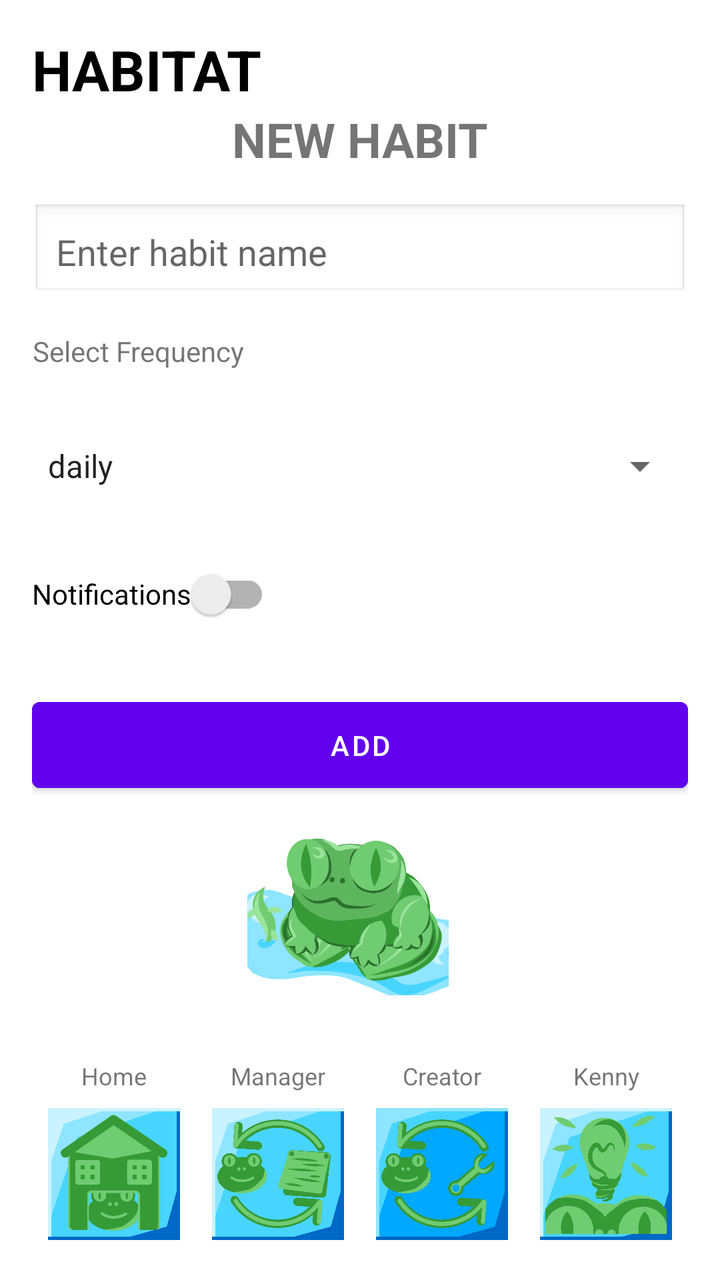
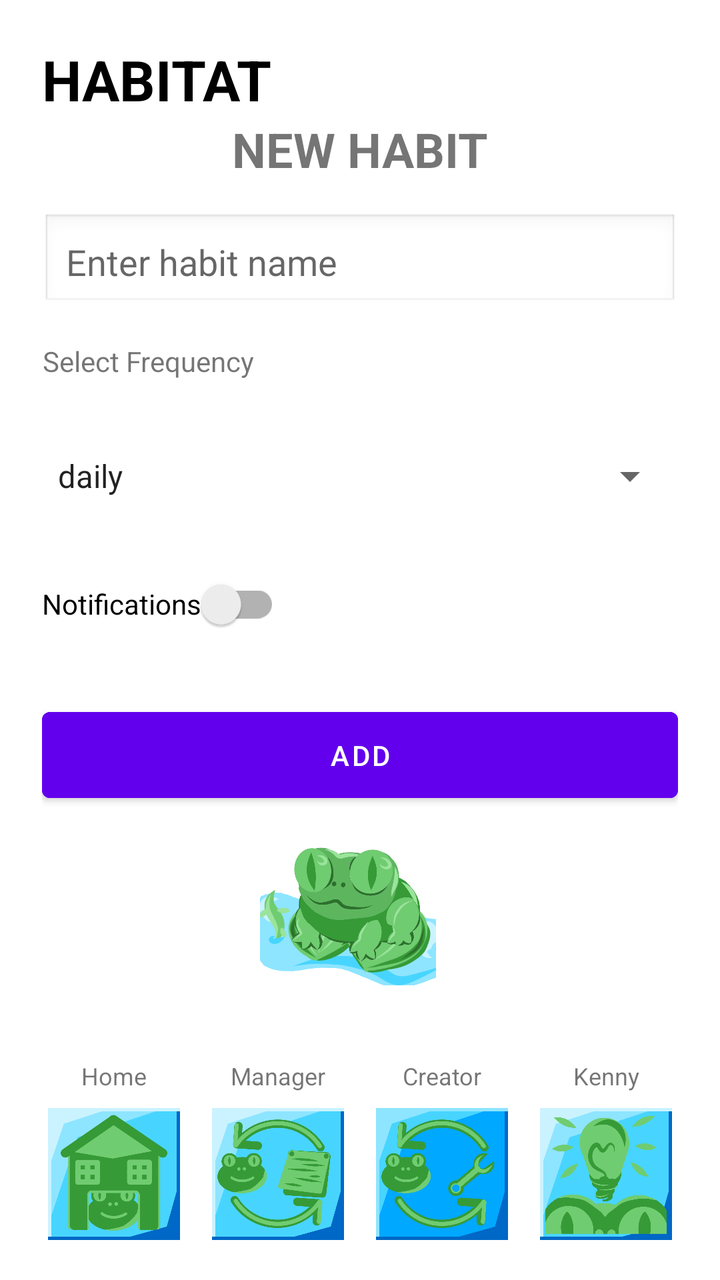

Two renders of the same Android screen: before a commit and after it. Below are the layout's source before the change and the commit's diff.
<!-- AndroidManifest.xml: application theme Theme.IntroductionToMobileSystems -->
<!-- res/layout/activity_new_habit.xml -->
<?xml version="1.0" encoding="utf-8"?>
<RelativeLayout xmlns:android="http://schemas.android.com/apk/res/android"
    android:layout_width="match_parent"
    android:layout_height="match_parent">

    <LinearLayout xmlns:tools="http://schemas.android.com/tools"
        android:id="@+id/activity_new_habit"
        android:layout_width="match_parent"
        android:layout_height="match_parent"
        android:orientation="vertical"
        android:padding="16dp"
        android:layout_above="@id/buttonLayout"
        tools:context=".NewHabitActivity">

        <TextView
            android:id="@+id/tvHeader"
            android:layout_width="match_parent"
            android:layout_height="wrap_content"
            android:text="HABITAT"
            android:textSize="28sp"
            android:textStyle="bold"
            android:textColor="#000000" />

        <TextView
            android:id="@+id/tvTitle"
            android:layout_width="wrap_content"
            android:layout_height="wrap_content"
            android:text="@string/new_habit"
            android:textSize="24sp"
            android:textStyle="bold"
            android:layout_gravity="center_horizontal"
            android:paddingBottom="16dp"/>

        <EditText
            android:id="@+id/etHabitName"
            android:layout_width="match_parent"
            android:layout_height="wrap_content"
            android:hint="@string/habitName"
            android:padding="12dp"
            android:background="@android:drawable/edit_text"
            android:layout_marginBottom="16dp"/>

        <TextView
            android:layout_width="wrap_content"
            android:layout_height="wrap_content"
            android:text="Select Frequency"
            android:gravity="center"
            android:layout_marginBottom="24dp"/>

        <LinearLayout
            android:layout_width="match_parent"
            android:layout_height="wrap_content"
            android:orientation="horizontal"
            android:gravity="center_vertical"
            android:layout_marginBottom="16dp">

            <Spinner
                android:id="@+id/spinnerFreq"
                android:layout_width="0dp"
                android:layout_height="48dp"
                android:layout_weight="1"
                android:entries="@array/frequencies"/>
        </LinearLayout>

        <androidx.appcompat.widget.SwitchCompat
            android:id="@+id/switchNotifs"
            android:layout_width="wrap_content"
            android:layout_height="wrap_content"
            android:text="@string/notifications"
            android:layout_marginBottom="24dp"/>

        <Button
            android:id="@+id/btnAdd"
            android:layout_width="match_parent"
            android:layout_height="wrap_content"
            android:text="@string/add"
            android:backgroundTint="@color/purple_500"
            android:textColor="@android:color/white"
            android:padding="12dp"
            android:layout_marginBottom="16dp"/>

        <ImageView
            android:id="@+id/imgMiniFrog"
            android:layout_width="match_parent"
            android:layout_height="0dp"
            android:layout_weight="1"
            android:src="@drawable/kenmore"
            android:contentDescription="@string/newHabitImage"
            android:scaleType="fitCenter"
            android:layout_marginEnd="12dp"/>

    </LinearLayout>

    <LinearLayout
        android:id="@+id/buttonLayout"
        style="?android:attr/buttonBarStyle"
        android:layout_width="match_parent"
        android:layout_height="wrap_content"
        android:orientation="vertical"
        android:padding="16dp"
        android:layout_alignParentBottom="true">

        <LinearLayout
            android:layout_width="match_parent"
            android:layout_height="wrap_content"
            android:orientation="horizontal"
            android:layout_gravity="center_horizontal"
            android:paddingBottom="4dp">
            <TextView android:layout_width="0dp" android:layout_height="wrap_content" android:layout_weight="1" android:gravity="center" android:text="Home" android:textSize="12sp"/>
            <TextView android:layout_width="0dp" android:layout_height="wrap_content" android:layout_weight="1" android:text="Manager" android:gravity="center" android:textSize="12sp"/>
            <TextView android:layout_width="0dp" android:layout_height="wrap_content" android:layout_weight="1" android:text="Creator" android:gravity="center" android:textSize="12sp"/>
            <TextView android:layout_width="0dp" android:layout_height="wrap_content" android:layout_weight="1" android:gravity="center" android:text="Kenny" android:textSize="12sp"/>
        </LinearLayout>

        <LinearLayout
            android:layout_width="match_parent"
            android:layout_height="wrap_content"
            android:orientation="horizontal">
            <ImageButton android:id="@+id/btn_home_back" style="?android:attr/buttonBarButtonStyle" android:layout_width="0dp" android:layout_height="wrap_content" android:layout_weight="1" android:adjustViewBounds="true" android:scaleType="fitCenter" android:src="@drawable/button_home"/>
            <ImageButton android:id="@+id/mbutton" style="?android:attr/buttonBarButtonStyle" android:layout_width="0dp" android:layout_height="wrap_content" android:layout_weight="1" android:adjustViewBounds="true" android:scaleType="fitCenter" android:src="@drawable/button_manager"/>
            <ImageButton android:id="@+id/cbutton" style="?android:attr/buttonBarButtonStyle" android:layout_width="0dp" android:layout_height="wrap_content" android:layout_weight="1" android:adjustViewBounds="true" android:scaleType="fitCenter" android:src="@drawable/button_creator_p"/>
            <ImageButton android:id="@+id/kbutton" style="?android:attr/buttonBarButtonStyle" android:layout_width="0dp" android:layout_height="wrap_content" android:layout_weight="1" android:adjustViewBounds="true" android:scaleType="fitCenter" android:src="@drawable/button_kenny"/>
        </LinearLayout>
    </LinearLayout>
</RelativeLayout>
<!-- resources referenced by this layout -->
<resources>
  <string-array name="frequencies">
          <item>daily</item>
          <item>weekly</item>
          <item>biweekly</item>
          <item>monthly</item>
      </string-array>
  <color name="purple_500">#FF6200EE</color>
  <!-- drawable button_creator_p: png bitmap (drawable, 69790 bytes) -->
  <!-- drawable button_home: png bitmap (drawable, 44734 bytes) -->
  <!-- drawable button_kenny: png bitmap (drawable, 54909 bytes) -->
  <!-- drawable button_manager: png bitmap (drawable, 75204 bytes) -->
  <!-- drawable kenmore: png bitmap (drawable, 124769 bytes) -->
  <string name="add">ADD</string>
  <string name="habitName">Enter habit name</string>
  <string name="newHabitImage">Mini Frog</string>
  <string name="new_habit">NEW HABIT</string>
  <string name="notifications">Notifications</string>
  <style name="Theme.IntroductionToMobileSystems" parent="Theme.MaterialComponents.DayNight.NoActionBar">
          
          <item name="colorPrimary">@color/purple_500</item>
          <item name="colorPrimaryVariant">@color/purple_700</item>
          <item name="colorOnPrimary">@color/white</item>
          
          <item name="colorSecondary">@color/teal_200</item>
          <item name="colorSecondaryVariant">@color/teal_700</item>
          <item name="colorOnSecondary">@color/black</item>
          
          <item name="android:statusBarColor">?attr/colorPrimaryVariant</item>
          
      </style>
  <color name="purple_700">#FF3700B3</color>
  <color name="white">#FFFFFFFF</color>
  <color name="teal_200">#FF03DAC5</color>
  <color name="teal_700">#FF018786</color>
  <color name="black">#FF000000</color>
</resources>

<!-- the commit's change to res/layout/activity_new_habit.xml (unified diff, before → after) -->
@@ -8,7 +8,7 @@
         android:layout_width="match_parent"
         android:layout_height="match_parent"
         android:orientation="vertical"
-        android:padding="16dp"
+        android:padding="21dp"
         android:layout_above="@id/buttonLayout"
         tools:context=".NewHabitActivity">
 
